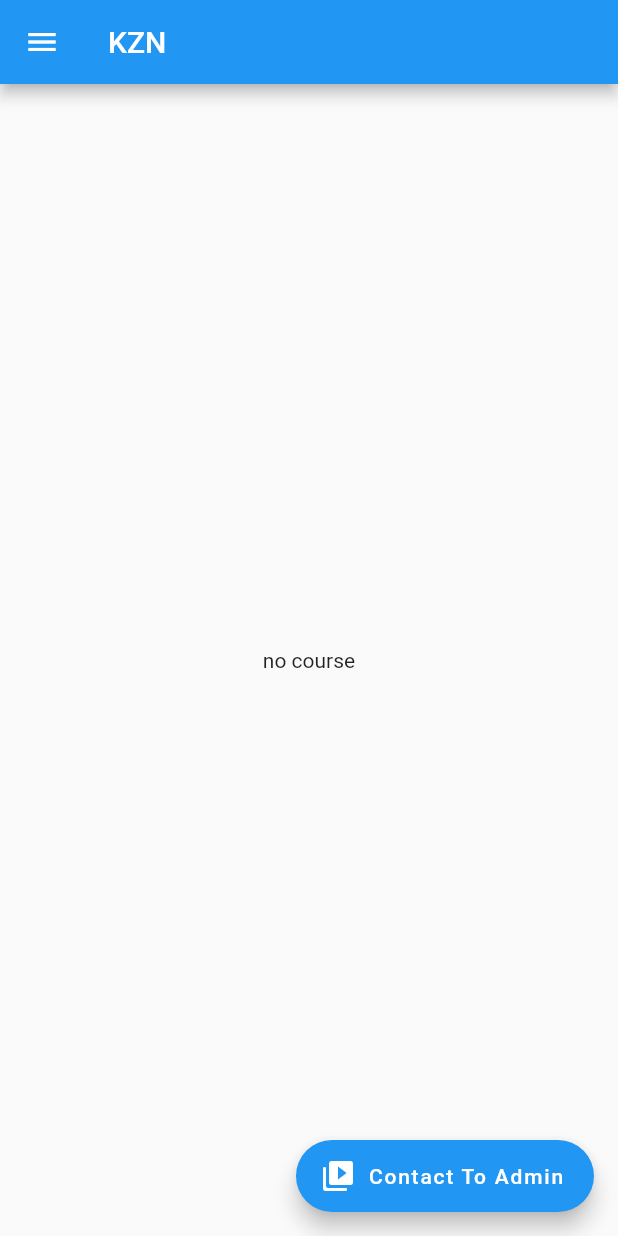
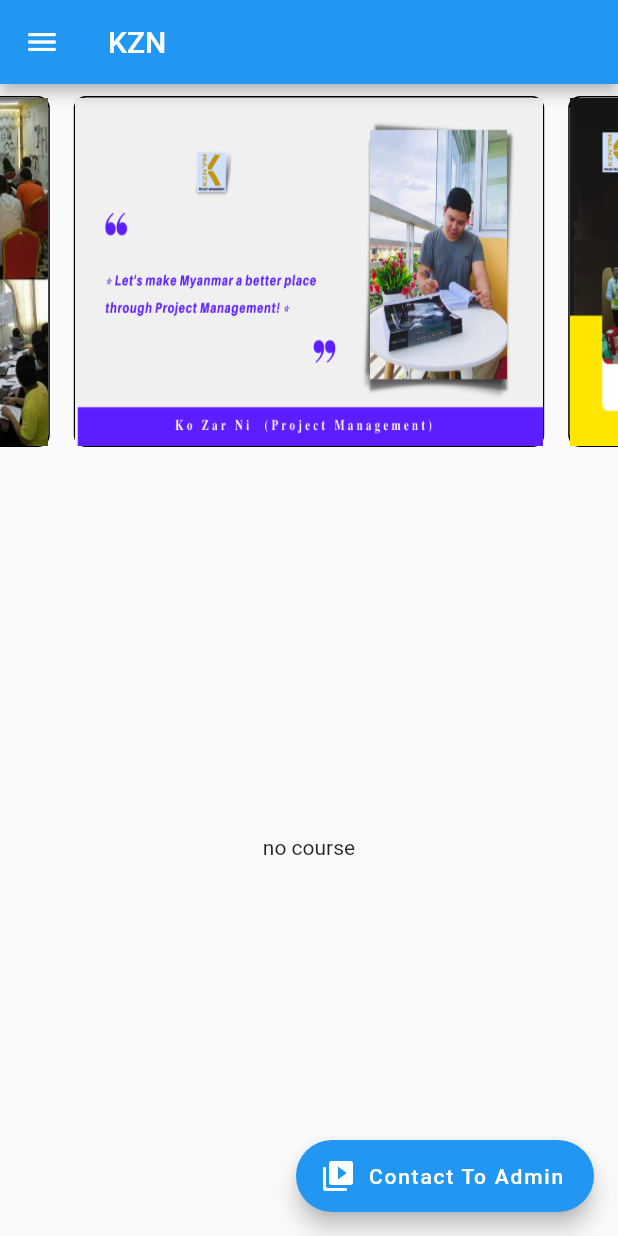
Before and after one commit to kznpmp123/his-and-her-learning, a Flutter app: the MainRoute screen opened by its route, on a phone screen of 412 x 824 dp. Run offline on Flutter 3.47's test engine with Material 2 defaults, Android fonts, the phone set to English and light mode, and no system bars; drawn by our look-alikes of carousel_slider; our stand-ins replace better_player, dio, shared_preferences; accounts and stored records are empty; generated files the repository leaves out were written again; network calls fail.

Commit message:
production ready

```diff
--- a/lib/data/constant.dart
+++ b/lib/data/constant.dart
@@ -1,8 +1,10 @@
 
 import 'package:flutter/material.dart';
 
-final String appName = "KZN";
-final String backendApiServer = 'http://192.168.1.2:8000';
+final String appName = "KZN' PM";
+// production server http://13.213.196.157:8000 2021-10-08 Updated
+// development server http://192.168.1.2:8000
+final String backendApiServer = 'http://13.213.196.157:8000';
 final String apiVersion = backendApiServer+'';
 final String loginEndpoint = apiVersion+'/api/token/';
 final String courseEndpoint = apiVersion+'/courses';
@@ -14,5 +16,12 @@ final String appIconUrl = "https://i.ibb.co/LRZR7DT/app-icon.png";
 final Color tileColor = Colors.yellow;
 final Color iconColor = Colors.black;
 
-final String fbProtocolUrl = "fb://page/100613051993989";
-final String fallbackUrl = "https://www.facebook.com/myanquiz";
+final String fbProtocolUrl = "fb://page/140463763219033"; // 140463763219033 KZN  Project Management
+final String fallbackUrl = "https://www.facebook.com/kznprojectmanagement";
+
+
+final List<String> introSliderImages = [
+  "assets/images/slider/1.png",
+  "assets/images/slider/2.png",
+  "assets/images/slider/3.png"
+];
--- a/lib/main.dart
+++ b/lib/main.dart
@@ -45,7 +45,7 @@ class MyApp extends StatelessWidget {
         primarySwatch: Colors.blue,
       ),
       //home: MyHomePage(title: 'Flutter Demo Home Page'),
-      initialRoute: LoginRoute.routeName,
+      initialRoute: MainRoute.routeName,
       routes: {
         MainRoute.routeName: (context) => MainRoute(),
         LoginRoute.routeName: (context) => LoginRoute(),
--- /dev/null
+++ b/lib/ui/components/combine/intro_slider.dart
@@ -0,0 +1,41 @@
+
+import 'package:carousel_slider/carousel_slider.dart';
+import 'package:flutter/material.dart';
+
+import 'intro_slider_item.dart';
+
+class IntroSlider extends StatelessWidget {
+  List<String> photos;
+  IntroSlider({
+    this.photos
+  });
+  @override
+  Widget build(BuildContext context) {
+
+    return (photos.length == 0 ) ?
+    Container(color: Colors.grey,) :
+    Container(
+      height: 250,
+      //color: Colors.blueAccent,
+      child: CarouselSlider(
+          options: CarouselOptions(
+            autoPlay: true,
+            initialPage: 2,
+            height: 250,
+            enableInfiniteScroll: true,
+          ),
+          items: List.generate(photos.length, (index) => Padding(
+            padding: const EdgeInsets.all(8.0),
+            child: Container(
+              width: 450,
+              decoration: BoxDecoration(
+                  border: Border.all(width: 1.0),
+                  borderRadius: BorderRadius.circular(8.0)
+              ),
+              child: IntroSliderItem(photo:photos[index]),
+            ),
+          ))
+      ),
+    );
+  }
+}
--- /dev/null
+++ b/lib/ui/components/combine/intro_slider_item.dart
@@ -0,0 +1,13 @@
+
+import 'package:flutter/material.dart';
+
+class IntroSliderItem extends StatelessWidget {
+  String  photo;
+
+  IntroSliderItem({this.photo});
+
+  @override
+  Widget build(BuildContext context) {
+    return Image.asset(photo, fit: BoxFit.fill,);
+  }
+}
--- a/lib/ui/routes/login_route.dart
+++ b/lib/ui/routes/login_route.dart
@@ -106,8 +106,8 @@ class _LoginRouteState extends State<LoginRoute> with SingleTickerProviderStateM
                         disabledBorder: OutlineInputBorder(
                           //borderSide: const BorderSide(color: Colors.red)
                         ),
-                        hintText: 'Enter your email',
-                        labelText: 'Email',
+                        hintText: 'Enter username',
+                        labelText: 'Username',
                         //hintStyle: TextStyle(color: Colors.white),
                         //labelStyle: TextStyle(color: Colors.white),
                         //fillColor: Colors.white
--- a/lib/ui/routes/main_route.dart
+++ b/lib/ui/routes/main_route.dart
@@ -6,6 +6,7 @@ import 'package:kzn/providers/user_provider.dart';
 import 'package:kzn/ui/components/combine/app_drawer.dart';
 import 'package:kzn/ui/components/combine/app_fab.dart';
 import 'package:kzn/ui/components/combine/course_list.dart';
+import 'package:kzn/ui/components/combine/intro_slider.dart';
 import 'package:kzn/ui/components/single/course_thumb.dart';
 
 import 'package:kzn/ui/routes/tnc_route.dart';
@@ -35,7 +36,12 @@ class _MainRouteState extends State<MainRoute> {
       appBar: AppBar(
         title: Text("KZN "),
       ),
-      body: _courseListFutureBuilder(),
+      body: Column(
+        children: [
+          IntroSlider(photos: introSliderImages,),
+          Expanded(child: _courseListFutureBuilder()),
+        ],
+      ),
       drawer: AppDrawer(),
       floatingActionButton: AppFab(),
     );
--- a/lib/ui/routes/subscription_check_route.dart
+++ b/lib/ui/routes/subscription_check_route.dart
@@ -17,19 +17,18 @@ class SubscriptionCheckRoute extends StatefulWidget {
 }
 
 class _SubscriptionCheckRouteState extends State<SubscriptionCheckRoute> {
-  bool _loading = false;
 
   void _check()async{
     // check login
     String accessKey = Provider.of<UserProvider>(context, listen:false).accessKey;
     if(accessKey == null) {
-
       // need to login first
       Future.delayed(Duration.zero, () {
         Navigator.pushReplacementNamed(context, LoginRoute.routeName);
         return;
       });
     }
+    else{
       // check subscription
       Course course = Provider.of<CourseProvider>(context, listen:false).course;
       bool status = await Provider.of<SubscriptionProvider>(context, listen:false).checkSubscription(course.id,accessKey);
@@ -40,6 +39,8 @@ class _SubscriptionCheckRouteState extends State<SubscriptionCheckRoute> {
       else{
         Navigator.pushReplacementNamed(context, SubscriptionRoute.routeName);
       }
+    }
+
 
   }
   @override
--- a/pubspec.yaml
+++ b/pubspec.yaml
@@ -53,6 +53,8 @@ dependencies:
   url_launcher: ^6.0.3
   # loading modal
   modal_progress_hud: ^0.1.3
+  # video player
+  better_player: ^0.0.70
 
 dev_dependencies:
   build_runner: ^1.10.9
@@ -74,6 +76,9 @@ flutter:
   # To add assets to your application, add an assets section, like this:
   assets:
     - assets/images/app_icon.png
+    - assets/images/slider/1.png
+    - assets/images/slider/2.png
+    - assets/images/slider/3.png
   #   - images/a_dot_burr.jpeg
   #   - images/a_dot_ham.jpeg
 
```
Also changed, not shown: lib/providers/course_provider.dart (+14 -0 lines), lib/ui/components/single/lesson_card.dart (added, +40 -0 lines), lib/ui/components/single/lesson_video_player.dart (added, +84 -0 lines), lib/ui/routes/course_route.dart (+8 -3 lines), assets/images/slider/1.png (added), assets/images/slider/2.png (added), assets/images/slider/3.png (added), pubspec.lock, 20 other files. Lines whose indentation alone changed are shown as unchanged.
